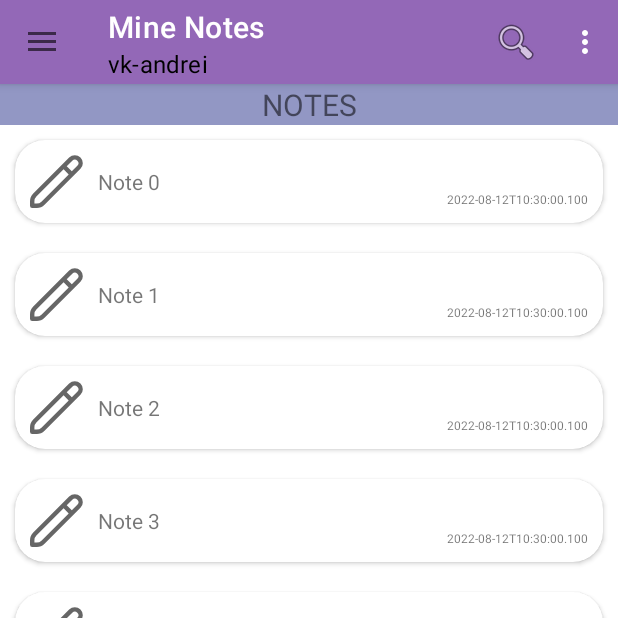
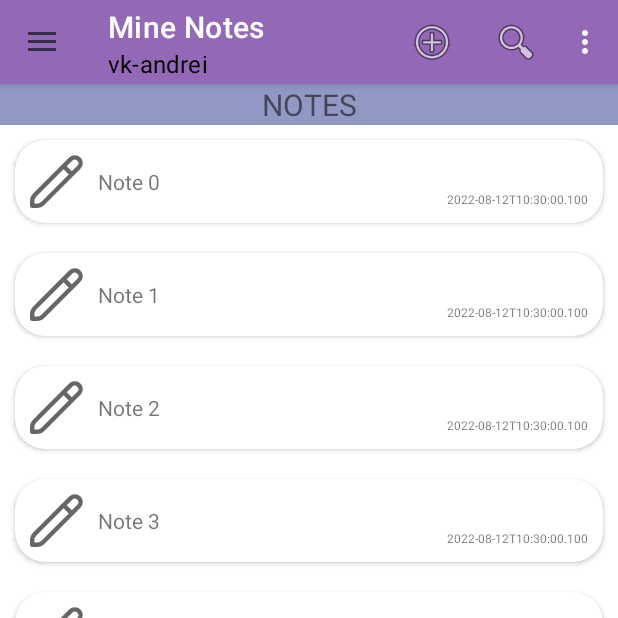
Before and after one commit to vk-andrei/TodoApp, an Android app: the screen it shows after launch (MainActivity), on a phone screen of 412 x 824 dp, the top half of it. Run offline under Robolectric (Android 15) with nearby library versions, the light colour scheme and no system bars.

Commit message:
HW_10. Make Cards, Card Source. Done.

```diff
--- /dev/null
+++ b/app/src/main/java/com/example/todoapp/CardSource.java
@@ -0,0 +1,8 @@
+package com.example.todoapp;
+
+public interface CardSource {
+
+    NoteCard getNoteCard(int position);
+
+    int size();                                 // qty of notes
+}
--- /dev/null
+++ b/app/src/main/java/com/example/todoapp/CardSourceImpl.java
@@ -0,0 +1,38 @@
+package com.example.todoapp;
+
+import android.content.res.Resources;
+
+import java.time.LocalDateTime;
+import java.util.ArrayList;
+import java.util.List;
+
+public class CardSourceImpl implements CardSource {
+
+    private List<NoteCard> noteCardList;
+    private Resources resources; // для доступа к ресурсам (массивы и проч)
+
+    public CardSourceImpl(Resources resources) {
+        noteCardList = new ArrayList<>(20);
+        this.resources = resources;
+    }
+
+    public CardSourceImpl init() {
+        int[] noteIds = resources.getIntArray(R.array.id);
+        String[] noteTitles = resources.getStringArray(R.array.titles);
+        String[] noteDescriptions = resources.getStringArray(R.array.descriptions);
+        for (int i = 0; i < noteIds.length; i++) {
+            noteCardList.add(new NoteCard(noteIds[i], noteTitles[i], noteDescriptions[i], LocalDateTime.now()));
+        }
+        return this;
+    }
+
+    @Override
+    public NoteCard getNoteCard(int position) {
+        return noteCardList.get(position);
+    }
+
+    @Override
+    public int size() {
+        return noteCardList.size();
+    }
+}
--- a/app/src/main/java/com/example/todoapp/ListOfTitlesFragment.java
+++ b/app/src/main/java/com/example/todoapp/ListOfTitlesFragment.java
@@ -32,7 +32,9 @@
 
     Note note;
     View dataContainer; //////////??????????????
-    List<Note> noteList;
+    //List<Note> noteList;
+    //private List<NoteCard> noteCardList;
+
 
     private RecyclerView recyclerView;
     private RecyclerViewAdapter mAdapter;
@@ -43,14 +45,14 @@
 
     @Override
     public void onSaveInstanceState(@NonNull Bundle outState) {
-
+/*
         if (note == null) {
             if (Note.getNotes().size() > 0) {
                 note = Note.getNotes().get(0);
             }
         }
 
-        outState.putParcelable(SELECTED_NOTE, note);
+        outState.putParcelable(SELECTED_NOTE, note);*/
         super.onSaveInstanceState(outState);
     }
 
@@ -66,13 +68,14 @@
         Log.d("TAG", "ListOfTitlesFragment: onCreateView.");
         View v = inflater.inflate(R.layout.fragment_list_of_titles, container, false);
         recyclerView = v.findViewById(R.id.rv_notes_list);
+/*
+        noteList = Note.getNotes();
+*/
+        CardSource noteCardSource = new CardSourceImpl(getResources()).init();
 
-        noteList = Note.getNotes();
-        Log.d("TAG", "ListOfTitlesFragment: noteList: " + noteList);
+        initRecyclerView(recyclerView, noteCardSource);
 
-        initRecyclerView(recyclerView, noteList);
-
-        if (savedInstanceState != null) {
+       /* if (savedInstanceState != null) {
             Note paramNote = savedInstanceState.getParcelable(SELECTED_NOTE);
             Optional<Note> selectedNote = Note.getNotes().stream().filter(n -> n.getId() == paramNote.getId()).findFirst();
             note = selectedNote.orElseGet(() -> Note.getNotes().get(0));
@@ -81,12 +84,12 @@
 
         if (isLandscape()) {
             showNoteDetailsFragmentLandscape(note);
-        }
+        }*/
 
         return v;
     }
 
-    private void initRecyclerView(RecyclerView recyclerView, List<Note> noteList) {
+    private void initRecyclerView(RecyclerView recyclerView, CardSource noteCardSource) {
 
         recyclerView.setHasFixedSize(true);
 
@@ -94,12 +97,13 @@
         recyclerView.setLayoutManager(linearLayoutManager);
         Log.d("TAG", "initRecyclerView: setLayoutManager: " + linearLayoutManager);
 
-        mAdapter = new RecyclerViewAdapter(noteList, getContext());
+        mAdapter = new RecyclerViewAdapter(noteCardSource, getContext());
         recyclerView.setAdapter(mAdapter);
         Log.d("TAG", "initRecyclerView: setAdapter: " + mAdapter);
 
 
         mAdapter.setItemClickListener(new OnItemClickListener() {
+            @SuppressLint("DefaultLocale")
             @Override
             public void onItemClick(View view, int position) {
                 Toast.makeText(getContext(), String.format("Position - %d", position), Toast.LENGTH_SHORT).show();
@@ -107,8 +111,6 @@
         });
 
         //initPopupmenu(linearLayout, tVnoteTitle, index);
-
-
     }
 
 
--- /dev/null
+++ b/app/src/main/java/com/example/todoapp/NoteCard.java
@@ -0,0 +1,55 @@
+package com.example.todoapp;
+
+import java.time.LocalDateTime;
+
+public class NoteCard {
+    private int id;
+    private String title;
+    private String description;
+    private LocalDateTime dateTime;
+
+
+    public NoteCard(int id, String title, String description, LocalDateTime dateTime) {
+        this.id = id;
+        this.title = title;
+        this.description = description;
+        this.dateTime = dateTime;
+    }
+
+    @Override
+    public String toString() {
+        return String.format("Note - id: %s, title: %s, description: %s, date: %s", id, title, description, dateTime);
+    }
+
+    public int getId() {
+        return id;
+    }
+
+    public void setId(int id) {
+        this.id = id;
+    }
+
+    public String getTitle() {
+        return title;
+    }
+
+    public void setTitle(String title) {
+        this.title = title;
+    }
+
+    public String getDescription() {
+        return description;
+    }
+
+    public void setDescription(String description) {
+        this.description = description;
+    }
+
+    public LocalDateTime getDateTime() {
+        return dateTime;
+    }
+
+    public void setDateTime(LocalDateTime dateTime) {
+        this.dateTime = dateTime;
+    }
+}
--- a/app/src/main/java/com/example/todoapp/RecyclerViewAdapter.java
+++ b/app/src/main/java/com/example/todoapp/RecyclerViewAdapter.java
@@ -15,15 +15,15 @@
 
 public class RecyclerViewAdapter extends RecyclerView.Adapter<RecyclerViewAdapter.MyViewHolder> {
 
-    private List<Note> noteList;
+    //private List<Note> noteList;
+    private CardSource noteCardSource;
     private Context context;
     private OnItemClickListener itemClickListener;
 
-    public RecyclerViewAdapter(List<Note> noteList, Context context) {
-        this.noteList = noteList;
+    public RecyclerViewAdapter(CardSource noteCardSource, Context context) {
+        this.noteCardSource = noteCardSource;
         this.context = context;
-        Log.d("TAG", "RecyclerViewAdapter: constructor: noteList: " + noteList);
-
+        Log.d("TAG", "RecyclerViewAdapter: constructor: noteList: " + noteCardSource);
     }
 
     public void setItemClickListener(OnItemClickListener itemClickListener) {
@@ -50,17 +50,14 @@
         // Вынести на экран, используя ViewHolder
         Log.d("TAG", "RecyclerViewAdapter: onBindViewHolder.");
 
-        holder.tv_note_title.setText(noteList.get(position).getTitle());
-        holder.tv_note_date.setText(noteList.get(position).getDateTime().toString());
-
+        holder.setData(noteCardSource.getNoteCard(position));
     }
 
     @Override
     public int getItemCount() {
-        Log.d("TAG", "RecyclerViewAdapter: getItemCount: noteList.size(): " + noteList.size());
-        return noteList.size();
+        Log.d("TAG", "RecyclerViewAdapter: getItemCount: noteList.size(): " + noteCardSource.size());
+        return noteCardSource.size();
     }
-
 
     public class MyViewHolder extends RecyclerView.ViewHolder { // ссылка на one_line_note
 
@@ -76,6 +73,7 @@
             tv_note_date = itemView.findViewById(R.id.tv_one_line_note_data);
             cardNoteView = itemView.findViewById(R.id.cv_one_line_note);
 
+            // Обработчик нажатий на этом ViewHolder
             cardNoteView.setOnClickListener(new View.OnClickListener() {
                 @Override
                 public void onClick(View v) {
@@ -85,7 +83,11 @@
                     }
                 }
             });
+        }
 
+        public void setData(NoteCard noteCard) {
+            tv_note_title.setText(noteCard.getTitle());
+            tv_note_date.setText(noteCard.getDateTime().toString());  // ?
         }
     }
 }
--- /dev/null
+++ b/app/src/main/res/drawable/ic_baseline_add_24.xml
@@ -0,0 +1,5 @@
+<vector android:height="24dp" android:tint="#000000"
+    android:viewportHeight="24" android:viewportWidth="24"
+    android:width="24dp" xmlns:android="http://schemas.android.com/apk/res/android">
+    <path android:fillColor="@android:color/white" android:pathData="M19,13h-6v6h-2v-6H5v-2h6V5h2v6h6v2z"/>
+</vector>
--- a/app/src/main/res/menu/main_menu.xml
+++ b/app/src/main/res/menu/main_menu.xml
@@ -5,7 +5,8 @@
     <item
         android:id="@+id/menu_add_new_note"
         android:title="@string/add_new_note_menu"
-        app:showAsAction="never" />
+        android:icon="@android:drawable/ic_menu_add"
+        app:showAsAction="ifRoom" />
 
     <item
         android:id="@+id/menu_action_settings"
--- /dev/null
+++ b/app/src/main/res/values/arrays.xml
@@ -0,0 +1,37 @@
+<?xml version="1.0" encoding="utf-8"?>
+<resources>
+
+    <integer-array name="id">
+        <item>0</item>
+        <item>1</item>
+        <item>2</item>
+        <item>3</item>
+        <item>4</item>
+        <item>5</item>
+        <item>6</item>
+        <item>7</item>
+    </integer-array>
+
+    <string-array name="titles">
+        <item>@string/title0</item>
+        <item>@string/title1</item>
+        <item>@string/title2</item>
+        <item>@string/title3</item>
+        <item>@string/title4</item>
+        <item>@string/title5</item>
+        <item>@string/title6</item>
+        <item>@string/title7</item>
+    </string-array>
+
+    <string-array name="descriptions">
+        <item>@string/description0</item>
+        <item>@string/description1</item>
+        <item>@string/description2</item>
+        <item>@string/description3</item>
+        <item>@string/description4</item>
+        <item>@string/description5</item>
+        <item>@string/description6</item>
+        <item>@string/description7</item>
+    </string-array>
+
+</resources>
--- a/app/src/main/res/values/strings.xml
+++ b/app/src/main/res/values/strings.xml
@@ -18,9 +18,28 @@
     <string name="find_menu">Find note</string>
     <string name="email">vk-andrei@mail.ru</string>
     <string name="share_menu">Share</string>
-    <!-- TODO: Remove or change this placeholder text -->
+
     <string name="hello_blank_fragment">Hello blank fragment</string>
     <string name="cancel_text">UNDO</string>
     <string name="default_title">default title</string>
 
+    <string name="title0">Note 0</string>
+    <string name="title1">Note 1</string>
+    <string name="title2">Note 2</string>
+    <string name="title3">Note 3</string>
+    <string name="title4">Note 4</string>
+    <string name="title5">Note 5</string>
+    <string name="title6">Note 6</string>
+    <string name="title7">Note 7</string>
+
+    <string name="description0">Description 0</string>
+    <string name="description1">Description 1</string>
+    <string name="description2">Description 2</string>
+    <string name="description3">Description 3</string>
+    <string name="description4">Description 4</string>
+    <string name="description5">Description 5</string>
+    <string name="description6">Description 6</string>
+    <string name="description7">Description 7</string>
+
+
 </resources>
```
